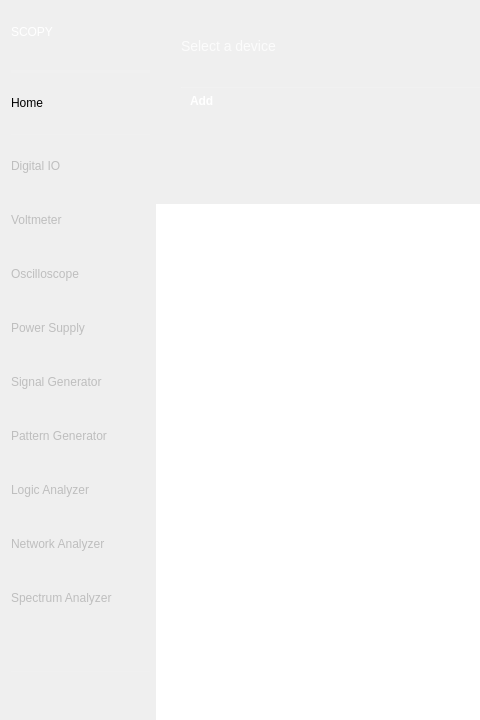
Qt form ui/tool_launcher.ui (analogdevicesinc/scopy) before a commit; both pictures show x 0 to 480 and y 0 to 720 of the 1280 by 720 pixel window.
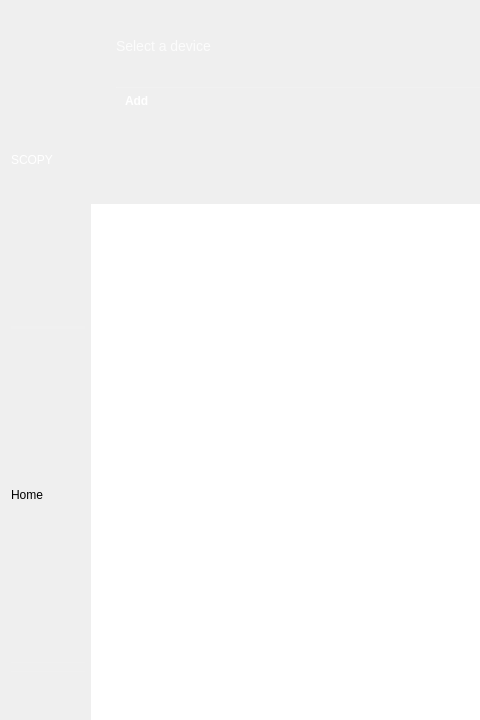
The same form after that commit. Icons and pictures are not drawn. Custom widgets are drawn as their Qt base class.

Commit message: ToolLauncher: removed the old menu from the ui

```diff
--- a/ui/tool_launcher.ui
+++ b/ui/tool_launcher.ui
@@ -239,923 +239,14 @@
         </widget>
        </item>
        <item>
-        <widget class="QWidget" name="digitalIO" native="true">
-         <property name="enabled">
-          <bool>false</bool>
+        <layout class="QVBoxLayout" name="menuOptionsLayout">
+         <property name="spacing">
+          <number>0</number>
          </property>
-         <layout class="QHBoxLayout" name="horizontalLayout_10">
-          <property name="spacing">
-           <number>0</number>
-          </property>
-          <property name="leftMargin">
-           <number>0</number>
-          </property>
-          <property name="topMargin">
-           <number>0</number>
-          </property>
-          <property name="rightMargin">
-           <number>0</number>
-          </property>
-          <property name="bottomMargin">
-           <number>0</number>
-          </property>
-          <item>
-           <widget class="QPushButton" name="btnDigitalIO">
-            <property name="sizePolicy">
-             <sizepolicy hsizetype="Minimum" vsizetype="Minimum">
-              <horstretch>0</horstretch>
-              <verstretch>0</verstretch>
-             </sizepolicy>
-            </property>
-            <property name="minimumSize">
-             <size>
-              <width>0</width>
-              <height>48</height>
-             </size>
-            </property>
-            <property name="text">
-             <string>Digital IO</string>
-            </property>
-            <property name="icon">
-             <iconset resource="../resources/resources.qrc">
-              <normaloff>:/menu/io.png</normaloff>:/menu/io.png</iconset>
-            </property>
-            <property name="iconSize">
-             <size>
-              <width>32</width>
-              <height>32</height>
-             </size>
-            </property>
-            <property name="checkable">
-             <bool>true</bool>
-            </property>
-            <property name="flat">
-             <bool>true</bool>
-            </property>
-            <attribute name="buttonGroup">
-             <string notr="true">buttonGroup_2</string>
-            </attribute>
-           </widget>
-          </item>
-          <item>
-           <widget class="QPushButton" name="stopDIO">
-            <property name="sizePolicy">
-             <sizepolicy hsizetype="Fixed" vsizetype="Fixed">
-              <horstretch>0</horstretch>
-              <verstretch>0</verstretch>
-             </sizepolicy>
-            </property>
-            <property name="minimumSize">
-             <size>
-              <width>32</width>
-              <height>32</height>
-             </size>
-            </property>
-            <property name="maximumSize">
-             <size>
-              <width>32</width>
-              <height>32</height>
-             </size>
-            </property>
-            <property name="styleSheet">
-             <string notr="true">QPushButton {
-background-repeat: no-repeat;
-background-position: center center;
-}
-
-QPushButton:enabled {
-background-image: url(:/icons/ico-stop.svg);
-}
-
-QPushButton:checked {
-background-image: url(:/icons/ico-play-green.svg);
-}</string>
-            </property>
-            <property name="checkable">
-             <bool>true</bool>
-            </property>
-           </widget>
-          </item>
-         </layout>
-        </widget>
-       </item>
-       <item>
-        <widget class="QWidget" name="dmm" native="true">
-         <property name="enabled">
-          <bool>false</bool>
+         <property name="topMargin">
+          <number>0</number>
          </property>
-         <layout class="QHBoxLayout" name="horizontalLayout_4">
-          <property name="leftMargin">
-           <number>0</number>
-          </property>
-          <property name="topMargin">
-           <number>0</number>
-          </property>
-          <property name="rightMargin">
-           <number>0</number>
-          </property>
-          <property name="bottomMargin">
-           <number>0</number>
-          </property>
-          <item>
-           <widget class="QPushButton" name="btnDMM">
-            <property name="sizePolicy">
-             <sizepolicy hsizetype="Minimum" vsizetype="Minimum">
-              <horstretch>0</horstretch>
-              <verstretch>0</verstretch>
-             </sizepolicy>
-            </property>
-            <property name="minimumSize">
-             <size>
-              <width>0</width>
-              <height>48</height>
-             </size>
-            </property>
-            <property name="text">
-             <string>Voltmeter</string>
-            </property>
-            <property name="icon">
-             <iconset resource="../resources/resources.qrc">
-              <normaloff>:/menu/voltmeter.png</normaloff>:/menu/voltmeter.png</iconset>
-            </property>
-            <property name="iconSize">
-             <size>
-              <width>32</width>
-              <height>32</height>
-             </size>
-            </property>
-            <property name="checkable">
-             <bool>true</bool>
-            </property>
-            <property name="flat">
-             <bool>true</bool>
-            </property>
-            <attribute name="buttonGroup">
-             <string notr="true">buttonGroup_2</string>
-            </attribute>
-           </widget>
-          </item>
-          <item>
-           <widget class="adiscope::CustomPushButton" name="stopDMM">
-            <property name="sizePolicy">
-             <sizepolicy hsizetype="Fixed" vsizetype="Fixed">
-              <horstretch>0</horstretch>
-              <verstretch>0</verstretch>
-             </sizepolicy>
-            </property>
-            <property name="minimumSize">
-             <size>
-              <width>32</width>
-              <height>32</height>
-             </size>
-            </property>
-            <property name="maximumSize">
-             <size>
-              <width>32</width>
-              <height>32</height>
-             </size>
-            </property>
-            <property name="styleSheet">
-             <string notr="true">QPushButton {
-background-repeat: no-repeat;
-background-position: center center;
-}
-
-QPushButton:enabled {
-background-image: url(:/icons/ico-stop.svg);
-}
-
-QPushButton:checked {
-background-image: url(:/icons/ico-play-green.svg);
-}</string>
-            </property>
-            <property name="checkable">
-             <bool>true</bool>
-            </property>
-           </widget>
-          </item>
-         </layout>
-        </widget>
-       </item>
-       <item>
-        <widget class="QWidget" name="oscilloscope" native="true">
-         <property name="enabled">
-          <bool>false</bool>
-         </property>
-         <layout class="QHBoxLayout" name="horizontalLayout_2">
-          <property name="leftMargin">
-           <number>0</number>
-          </property>
-          <property name="topMargin">
-           <number>0</number>
-          </property>
-          <property name="rightMargin">
-           <number>0</number>
-          </property>
-          <property name="bottomMargin">
-           <number>0</number>
-          </property>
-          <item>
-           <widget class="QPushButton" name="btnOscilloscope">
-            <property name="sizePolicy">
-             <sizepolicy hsizetype="Minimum" vsizetype="Minimum">
-              <horstretch>0</horstretch>
-              <verstretch>0</verstretch>
-             </sizepolicy>
-            </property>
-            <property name="minimumSize">
-             <size>
-              <width>0</width>
-              <height>48</height>
-             </size>
-            </property>
-            <property name="text">
-             <string>Oscilloscope</string>
-            </property>
-            <property name="icon">
-             <iconset resource="../resources/resources.qrc">
-              <normaloff>:/menu/oscilloscope.png</normaloff>:/menu/oscilloscope.png</iconset>
-            </property>
-            <property name="iconSize">
-             <size>
-              <width>32</width>
-              <height>32</height>
-             </size>
-            </property>
-            <property name="checkable">
-             <bool>true</bool>
-            </property>
-            <property name="flat">
-             <bool>true</bool>
-            </property>
-            <attribute name="buttonGroup">
-             <string notr="true">buttonGroup_2</string>
-            </attribute>
-           </widget>
-          </item>
-          <item>
-           <widget class="adiscope::CustomPushButton" name="stopOscilloscope">
-            <property name="sizePolicy">
-             <sizepolicy hsizetype="Fixed" vsizetype="Fixed">
-              <horstretch>0</horstretch>
-              <verstretch>0</verstretch>
-             </sizepolicy>
-            </property>
-            <property name="minimumSize">
-             <size>
-              <width>32</width>
-              <height>32</height>
-             </size>
-            </property>
-            <property name="maximumSize">
-             <size>
-              <width>32</width>
-              <height>32</height>
-             </size>
-            </property>
-            <property name="styleSheet">
-             <string notr="true">QPushButton {
-background-repeat: no-repeat;
-background-position: center center;
-}
-
-QPushButton:enabled {
-background-image: url(:/icons/ico-stop.svg);
-}
-
-QPushButton:checked {
-background-image: url(:/icons/ico-play-green.svg);
-}</string>
-            </property>
-            <property name="checkable">
-             <bool>true</bool>
-            </property>
-           </widget>
-          </item>
-         </layout>
-        </widget>
-       </item>
-       <item>
-        <widget class="QWidget" name="powerControl" native="true">
-         <property name="enabled">
-          <bool>false</bool>
-         </property>
-         <layout class="QHBoxLayout" name="horizontalLayout_5">
-          <property name="leftMargin">
-           <number>0</number>
-          </property>
-          <property name="topMargin">
-           <number>0</number>
-          </property>
-          <property name="rightMargin">
-           <number>0</number>
-          </property>
-          <property name="bottomMargin">
-           <number>0</number>
-          </property>
-          <item>
-           <widget class="QPushButton" name="btnPowerControl">
-            <property name="sizePolicy">
-             <sizepolicy hsizetype="Minimum" vsizetype="Minimum">
-              <horstretch>0</horstretch>
-              <verstretch>0</verstretch>
-             </sizepolicy>
-            </property>
-            <property name="minimumSize">
-             <size>
-              <width>0</width>
-              <height>48</height>
-             </size>
-            </property>
-            <property name="text">
-             <string>Power Supply</string>
-            </property>
-            <property name="icon">
-             <iconset resource="../resources/resources.qrc">
-              <normaloff>:/menu/power_supply.png</normaloff>:/menu/power_supply.png</iconset>
-            </property>
-            <property name="iconSize">
-             <size>
-              <width>32</width>
-              <height>32</height>
-             </size>
-            </property>
-            <property name="checkable">
-             <bool>true</bool>
-            </property>
-            <property name="flat">
-             <bool>true</bool>
-            </property>
-            <attribute name="buttonGroup">
-             <string notr="true">buttonGroup_2</string>
-            </attribute>
-           </widget>
-          </item>
-          <item>
-           <widget class="QPushButton" name="stopPowerControl">
-            <property name="sizePolicy">
-             <sizepolicy hsizetype="Fixed" vsizetype="Fixed">
-              <horstretch>0</horstretch>
-              <verstretch>0</verstretch>
-             </sizepolicy>
-            </property>
-            <property name="minimumSize">
-             <size>
-              <width>32</width>
-              <height>32</height>
-             </size>
-            </property>
-            <property name="maximumSize">
-             <size>
-              <width>32</width>
-              <height>32</height>
-             </size>
-            </property>
-            <property name="styleSheet">
-             <string notr="true">QPushButton {
-background-repeat: no-repeat;
-background-position: center center;
-}
-
-QPushButton:enabled {
-background-image: url(:/icons/ico-stop.svg);
-}
-
-QPushButton:checked {
-background-image: url(:/icons/ico-play-green.svg);
-}</string>
-            </property>
-            <property name="checkable">
-             <bool>true</bool>
-            </property>
-           </widget>
-          </item>
-         </layout>
-        </widget>
-       </item>
-       <item>
-        <widget class="QWidget" name="signalGenerator" native="true">
-         <property name="enabled">
-          <bool>false</bool>
-         </property>
-         <layout class="QHBoxLayout" name="horizontalLayout_6">
-          <property name="leftMargin">
-           <number>0</number>
-          </property>
-          <property name="topMargin">
-           <number>0</number>
-          </property>
-          <property name="rightMargin">
-           <number>0</number>
-          </property>
-          <property name="bottomMargin">
-           <number>0</number>
-          </property>
-          <item>
-           <widget class="QPushButton" name="btnSignalGenerator">
-            <property name="sizePolicy">
-             <sizepolicy hsizetype="Minimum" vsizetype="Minimum">
-              <horstretch>0</horstretch>
-              <verstretch>0</verstretch>
-             </sizepolicy>
-            </property>
-            <property name="minimumSize">
-             <size>
-              <width>0</width>
-              <height>48</height>
-             </size>
-            </property>
-            <property name="text">
-             <string>Signal Generator</string>
-            </property>
-            <property name="icon">
-             <iconset resource="../resources/resources.qrc">
-              <normaloff>:/menu/signal_generator.png</normaloff>:/menu/signal_generator.png</iconset>
-            </property>
-            <property name="iconSize">
-             <size>
-              <width>32</width>
-              <height>32</height>
-             </size>
-            </property>
-            <property name="checkable">
-             <bool>true</bool>
-            </property>
-            <property name="flat">
-             <bool>true</bool>
-            </property>
-            <attribute name="buttonGroup">
-             <string notr="true">buttonGroup_2</string>
-            </attribute>
-           </widget>
-          </item>
-          <item>
-           <widget class="adiscope::CustomPushButton" name="stopSignalGenerator">
-            <property name="sizePolicy">
-             <sizepolicy hsizetype="Fixed" vsizetype="Fixed">
-              <horstretch>0</horstretch>
-              <verstretch>0</verstretch>
-             </sizepolicy>
-            </property>
-            <property name="minimumSize">
-             <size>
-              <width>32</width>
-              <height>32</height>
-             </size>
-            </property>
-            <property name="maximumSize">
-             <size>
-              <width>32</width>
-              <height>32</height>
-             </size>
-            </property>
-            <property name="styleSheet">
-             <string notr="true">QPushButton {
-background-repeat: no-repeat;
-background-position: center center;
-}
-
-QPushButton:enabled {
-background-image: url(:/icons/ico-stop.svg);
-}
-
-QPushButton:checked {
-background-image: url(:/icons/ico-play-green.svg);
-}</string>
-            </property>
-            <property name="checkable">
-             <bool>true</bool>
-            </property>
-            <attribute name="buttonGroup">
-             <string notr="true">buttonGroup</string>
-            </attribute>
-           </widget>
-          </item>
-         </layout>
-        </widget>
-       </item>
-       <item>
-        <widget class="QWidget" name="patternGenerator" native="true">
-         <property name="enabled">
-          <bool>false</bool>
-         </property>
-         <property name="sizePolicy">
-          <sizepolicy hsizetype="Preferred" vsizetype="Preferred">
-           <horstretch>0</horstretch>
-           <verstretch>0</verstretch>
-          </sizepolicy>
-         </property>
-         <property name="minimumSize">
-          <size>
-           <width>32</width>
-           <height>32</height>
-          </size>
-         </property>
-         <layout class="QHBoxLayout" name="horizontalLayout_9">
-          <property name="leftMargin">
-           <number>0</number>
-          </property>
-          <property name="topMargin">
-           <number>0</number>
-          </property>
-          <property name="rightMargin">
-           <number>0</number>
-          </property>
-          <property name="bottomMargin">
-           <number>0</number>
-          </property>
-          <item>
-           <widget class="QPushButton" name="btnPatternGenerator">
-            <property name="sizePolicy">
-             <sizepolicy hsizetype="Minimum" vsizetype="Minimum">
-              <horstretch>0</horstretch>
-              <verstretch>0</verstretch>
-             </sizepolicy>
-            </property>
-            <property name="minimumSize">
-             <size>
-              <width>0</width>
-              <height>48</height>
-             </size>
-            </property>
-            <property name="text">
-             <string>Pattern Generator</string>
-            </property>
-            <property name="icon">
-             <iconset resource="../resources/resources.qrc">
-              <normaloff>:/menu/pattern_generator.png</normaloff>:/menu/pattern_generator.png</iconset>
-            </property>
-            <property name="iconSize">
-             <size>
-              <width>32</width>
-              <height>32</height>
-             </size>
-            </property>
-            <property name="checkable">
-             <bool>true</bool>
-            </property>
-            <property name="flat">
-             <bool>true</bool>
-            </property>
-            <attribute name="buttonGroup">
-             <string notr="true">buttonGroup_2</string>
-            </attribute>
-           </widget>
-          </item>
-          <item>
-           <widget class="QPushButton" name="stopPatternGenerator">
-            <property name="sizePolicy">
-             <sizepolicy hsizetype="Fixed" vsizetype="Fixed">
-              <horstretch>0</horstretch>
-              <verstretch>0</verstretch>
-             </sizepolicy>
-            </property>
-            <property name="minimumSize">
-             <size>
-              <width>32</width>
-              <height>32</height>
-             </size>
-            </property>
-            <property name="maximumSize">
-             <size>
-              <width>32</width>
-              <height>32</height>
-             </size>
-            </property>
-            <property name="styleSheet">
-             <string notr="true">QPushButton {
-background-repeat: no-repeat;
-background-position: center center;
-}
-
-QPushButton:enabled {
-background-image: url(:/icons/ico-stop.svg);
-}
-
-QPushButton:checked {
-background-image: url(:/icons/ico-play-green.svg);
-}</string>
-            </property>
-            <property name="checkable">
-             <bool>true</bool>
-            </property>
-           </widget>
-          </item>
-         </layout>
-        </widget>
-       </item>
-       <item>
-        <widget class="QWidget" name="logicAnalyzer" native="true">
-         <property name="enabled">
-          <bool>false</bool>
-         </property>
-         <layout class="QHBoxLayout" name="horizontalLayout_11">
-          <property name="leftMargin">
-           <number>0</number>
-          </property>
-          <property name="topMargin">
-           <number>0</number>
-          </property>
-          <property name="rightMargin">
-           <number>0</number>
-          </property>
-          <property name="bottomMargin">
-           <number>0</number>
-          </property>
-          <item>
-           <widget class="QPushButton" name="btnLogicAnalyzer">
-            <property name="sizePolicy">
-             <sizepolicy hsizetype="Minimum" vsizetype="Minimum">
-              <horstretch>0</horstretch>
-              <verstretch>0</verstretch>
-             </sizepolicy>
-            </property>
-            <property name="minimumSize">
-             <size>
-              <width>0</width>
-              <height>48</height>
-             </size>
-            </property>
-            <property name="text">
-             <string>Logic Analyzer</string>
-            </property>
-            <property name="icon">
-             <iconset resource="../resources/resources.qrc">
-              <normaloff>:/menu/logic_analyzer.png</normaloff>:/menu/logic_analyzer.png</iconset>
-            </property>
-            <property name="iconSize">
-             <size>
-              <width>32</width>
-              <height>32</height>
-             </size>
-            </property>
-            <property name="checkable">
-             <bool>true</bool>
-            </property>
-            <property name="flat">
-             <bool>true</bool>
-            </property>
-            <attribute name="buttonGroup">
-             <string notr="true">buttonGroup_2</string>
-            </attribute>
-           </widget>
-          </item>
-          <item>
-           <widget class="QPushButton" name="stopLogicAnalyzer">
-            <property name="sizePolicy">
-             <sizepolicy hsizetype="Fixed" vsizetype="Fixed">
-              <horstretch>0</horstretch>
-              <verstretch>0</verstretch>
-             </sizepolicy>
-            </property>
-            <property name="minimumSize">
-             <size>
-              <width>32</width>
-              <height>32</height>
-             </size>
-            </property>
-            <property name="maximumSize">
-             <size>
-              <width>32</width>
-              <height>32</height>
-             </size>
-            </property>
-            <property name="styleSheet">
-             <string notr="true">QPushButton {
-background-repeat: no-repeat;
-background-position: center center;
-}
-
-QPushButton:enabled {
-background-image: url(:/icons/ico-stop.svg);
-}
-
-QPushButton:checked {
-background-image: url(:/icons/ico-play-green.svg);
-}</string>
-            </property>
-            <property name="checkable">
-             <bool>true</bool>
-            </property>
-           </widget>
-          </item>
-         </layout>
-        </widget>
-       </item>
-       <item>
-        <widget class="QWidget" name="networkAnalyzer" native="true">
-         <property name="enabled">
-          <bool>false</bool>
-         </property>
-         <layout class="QHBoxLayout" name="horizontalLayout_13">
-          <property name="leftMargin">
-           <number>0</number>
-          </property>
-          <property name="topMargin">
-           <number>0</number>
-          </property>
-          <property name="rightMargin">
-           <number>0</number>
-          </property>
-          <property name="bottomMargin">
-           <number>0</number>
-          </property>
-          <item>
-           <widget class="QPushButton" name="btnNetworkAnalyzer">
-            <property name="sizePolicy">
-             <sizepolicy hsizetype="Minimum" vsizetype="Minimum">
-              <horstretch>0</horstretch>
-              <verstretch>0</verstretch>
-             </sizepolicy>
-            </property>
-            <property name="minimumSize">
-             <size>
-              <width>0</width>
-              <height>48</height>
-             </size>
-            </property>
-            <property name="text">
-             <string>Network Analyzer</string>
-            </property>
-            <property name="icon">
-             <iconset resource="../resources/resources.qrc">
-              <normaloff>:/menu/network_analyzer.png</normaloff>:/menu/network_analyzer.png</iconset>
-            </property>
-            <property name="iconSize">
-             <size>
-              <width>32</width>
-              <height>32</height>
-             </size>
-            </property>
-            <property name="checkable">
-             <bool>true</bool>
-            </property>
-            <property name="flat">
-             <bool>true</bool>
-            </property>
-            <attribute name="buttonGroup">
-             <string notr="true">buttonGroup_2</string>
-            </attribute>
-           </widget>
-          </item>
-          <item>
-           <widget class="adiscope::CustomPushButton" name="stopNetworkAnalyzer">
-            <property name="sizePolicy">
-             <sizepolicy hsizetype="Fixed" vsizetype="Fixed">
-              <horstretch>0</horstretch>
-              <verstretch>0</verstretch>
-             </sizepolicy>
-            </property>
-            <property name="minimumSize">
-             <size>
-              <width>32</width>
-              <height>32</height>
-             </size>
-            </property>
-            <property name="maximumSize">
-             <size>
-              <width>32</width>
-              <height>32</height>
-             </size>
-            </property>
-            <property name="styleSheet">
-             <string notr="true">QPushButton {
-background-repeat: no-repeat;
-background-position: center center;
-}
-
-QPushButton:enabled {
-background-image: url(:/icons/ico-stop.svg);
-}
-
-QPushButton:checked {
-background-image: url(:/icons/ico-play-green.svg);
-}</string>
-            </property>
-            <property name="checkable">
-             <bool>true</bool>
-            </property>
-            <attribute name="buttonGroup">
-             <string notr="true">buttonGroup</string>
-            </attribute>
-           </widget>
-          </item>
-         </layout>
-        </widget>
-       </item>
-       <item>
-        <widget class="QWidget" name="spectrumAnalyzer" native="true">
-         <property name="enabled">
-          <bool>false</bool>
-         </property>
-         <layout class="QHBoxLayout" name="horizontalLayout_12">
-          <property name="leftMargin">
-           <number>0</number>
-          </property>
-          <property name="topMargin">
-           <number>0</number>
-          </property>
-          <property name="rightMargin">
-           <number>0</number>
-          </property>
-          <property name="bottomMargin">
-           <number>0</number>
-          </property>
-          <item>
-           <widget class="QPushButton" name="btnSpectrumAnalyzer">
-            <property name="sizePolicy">
-             <sizepolicy hsizetype="Minimum" vsizetype="Minimum">
-              <horstretch>0</horstretch>
-              <verstretch>0</verstretch>
-             </sizepolicy>
-            </property>
-            <property name="minimumSize">
-             <size>
-              <width>0</width>
-              <height>48</height>
-             </size>
-            </property>
-            <property name="text">
-             <string>Spectrum Analyzer</string>
-            </property>
-            <property name="icon">
-             <iconset resource="../resources/resources.qrc">
-              <normaloff>:/menu/spectrum_analyzer.png</normaloff>:/menu/spectrum_analyzer.png</iconset>
-            </property>
-            <property name="iconSize">
-             <size>
-              <width>32</width>
-              <height>32</height>
-             </size>
-            </property>
-            <property name="checkable">
-             <bool>true</bool>
-            </property>
-            <property name="flat">
-             <bool>true</bool>
-            </property>
-            <attribute name="buttonGroup">
-             <string notr="true">buttonGroup_2</string>
-            </attribute>
-           </widget>
-          </item>
-          <item>
-           <widget class="adiscope::CustomPushButton" name="stopSpectrumAnalyzer">
-            <property name="sizePolicy">
-             <sizepolicy hsizetype="Fixed" vsizetype="Fixed">
-              <horstretch>0</horstretch>
-              <verstretch>0</verstretch>
-             </sizepolicy>
-            </property>
-            <property name="minimumSize">
-             <size>
-              <width>32</width>
-              <height>32</height>
-             </size>
-            </property>
-            <property name="maximumSize">
-             <size>
-              <width>32</width>
-              <height>32</height>
-             </size>
-            </property>
-            <property name="styleSheet">
-             <string notr="true">QPushButton {
-background-repeat: no-repeat;
-background-position: center center;
-}
-
-QPushButton:enabled {
-background-image: url(:/icons/ico-stop.svg);
-}
-
-QPushButton:checked {
-background-image: url(:/icons/ico-play-green.svg);
-}</string>
-            </property>
-            <property name="text">
-             <string/>
-            </property>
-            <property name="checkable">
-             <bool>true</bool>
-            </property>
-           </widget>
-          </item>
-         </layout>
-        </widget>
-       </item>
-       <item>
-        <spacer name="verticalSpacer_2">
-         <property name="orientation">
-          <enum>Qt::Vertical</enum>
-         </property>
-         <property name="sizeHint" stdset="0">
-          <size>
-           <width>20</width>
-           <height>40</height>
-          </size>
-         </property>
-        </spacer>
+        </layout>
        </item>
        <item>
         <widget class="Line" name="line">
@@ -1489,7 +580,7 @@
                   </property>
                   <property name="minimumSize">
                    <size>
-                    <width>96</width>
+                    <width>78</width>
                     <height>64</height>
                    </size>
                   </property>
@@ -1622,11 +713,6 @@
    <header>menu_anim.hpp</header>
    <container>1</container>
   </customwidget>
-  <customwidget>
-   <class>adiscope::CustomPushButton</class>
-   <extends>QPushButton</extends>
-   <header>customPushButton.hpp</header>
-  </customwidget>
  </customwidgets>
  <resources>
   <include location="../resources/resources.qrc"/>
```
Left out of the diff: 1 changed line with no effect on the pictures.
